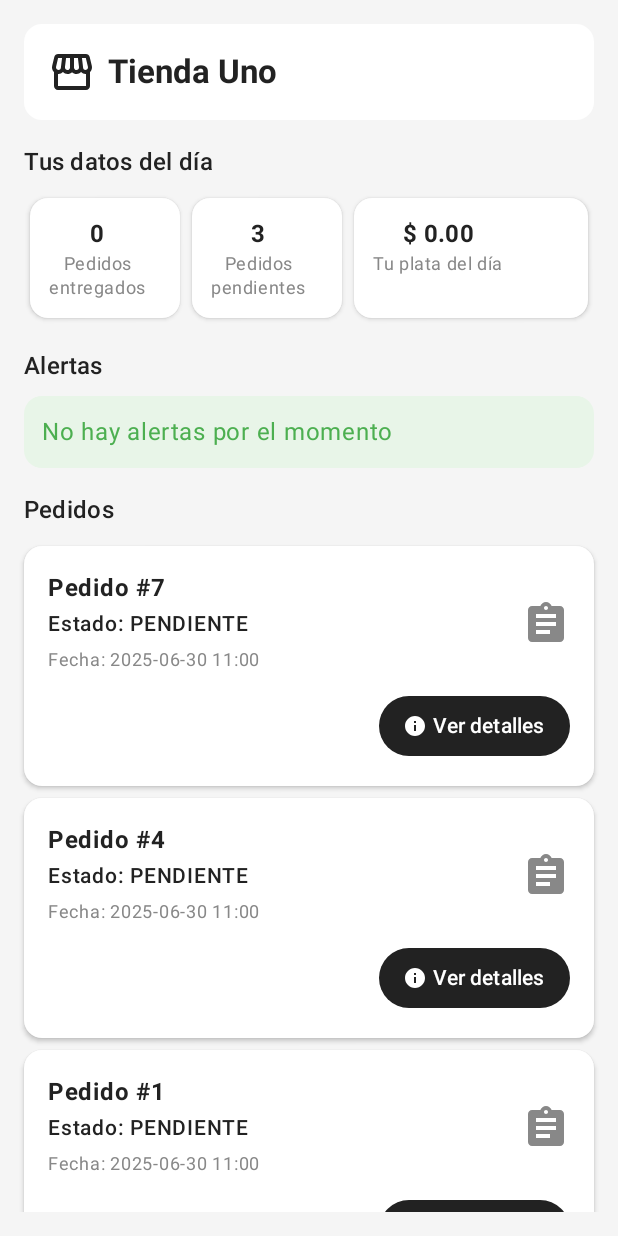
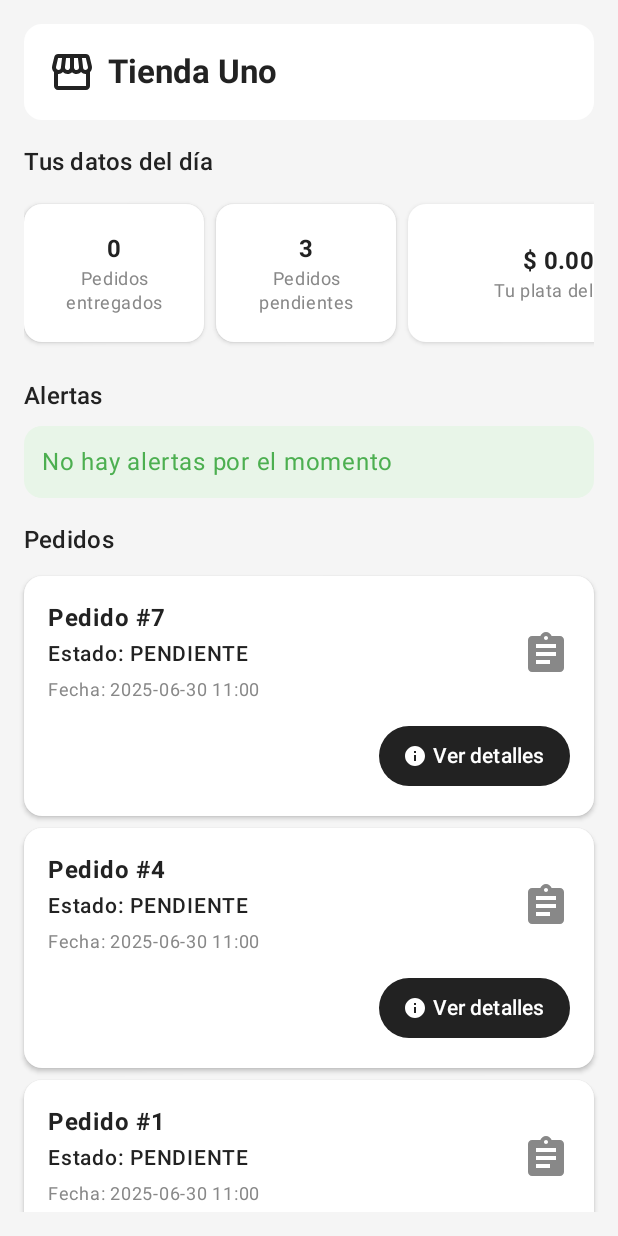
Before and after one commit to Yenreh/DeliveryPrototype, an Android app built with Jetpack Compose: the composable TenderoHomeScreen shown on its own in the app's theme, on a phone screen of 412 x 824 dp. Run offline under Robolectric (Android 15) with nearby library versions, the phone set to English and light mode, and no system bars; our stand-ins replace Room's generated code.

Commit message:
Refactor TenderoHomeScreen to use LazyRow for stats display and improve layout of StatsCard

```diff
--- a/app/src/main/java/com/example/deliveryprototype/ui/TenderoNav.kt
+++ b/app/src/main/java/com/example/deliveryprototype/ui/TenderoNav.kt
@@ -2,6 +2,7 @@ package com.example.deliveryprototype.ui
 
 import androidx.compose.foundation.layout.*
 import androidx.compose.foundation.lazy.LazyColumn
+import androidx.compose.foundation.lazy.LazyRow
 import androidx.compose.foundation.lazy.items
 import androidx.compose.material.icons.Icons
 import androidx.compose.material.icons.filled.Home
@@ -21,6 +22,7 @@ import com.example.deliveryprototype.ui.components.AppTopBar
 import androidx.compose.ui.unit.dp
 import androidx.compose.ui.platform.LocalContext
 import androidx.compose.ui.text.font.FontWeight
+import androidx.compose.ui.text.style.TextAlign
 import androidx.compose.ui.unit.min
 import com.example.deliveryprototype.data.AppRepository
 import com.example.deliveryprototype.model.PedidoEntity
@@ -204,25 +206,40 @@ fun TenderoHomeScreen(onPedidoDetalle: (Int) -> Unit = {}) {
         )
         Spacer(modifier = Modifier.height(8.dp))
 
-        Row(
-            modifier = Modifier.fillMaxWidth(),
-            horizontalArrangement = Arrangement.SpaceEvenly
+        LazyRow(
+            modifier = Modifier.fillMaxWidth().padding(vertical = 4.dp),
+            horizontalArrangement = Arrangement.spacedBy(8.dp)
         ) {
+            item {
                 StatsCard(
                     value = pedidosEntregados.toString(),
                     label = "Pedidos\nentregados",
-                modifier = Modifier.padding(4.dp).heightIn(min= 80.dp).width(100.dp)
+                    modifier = Modifier
+                        .width(120.dp)
+                        .height(100.dp)
+                        .padding(vertical = 4.dp)
                 )
+            }
+            item {
                 StatsCard(
                     value = pedidosPendientes.toString(),
                     label = "Pedidos\npendientes",
-                modifier = Modifier.padding(4.dp).heightIn(min= 80.dp).width(100.dp)
+                    modifier = Modifier
+                        .width(120.dp)
+                        .height(100.dp)
+                        .padding(vertical = 4.dp)
                 )
+            }
+            item {
                 StatsCard(
                     value = com.example.deliveryprototype.utils.FeeUtils.formatMoney(gananciasDelDia),
                     label = "Tu plata del día",
-                modifier = Modifier.weight(1f).padding(4.dp).heightIn(min= 80.dp)
+                    modifier = Modifier
+                        .width(200.dp)
+                        .height(100.dp)
+                        .padding(vertical = 4.dp)
                 )
+            }
         }
 
         Spacer(modifier = Modifier.height(16.dp))
@@ -312,27 +329,37 @@ fun StatsCard(
         colors = CardDefaults.cardColors(containerColor = Color.White),
         elevation = CardDefaults.cardElevation(2.dp)
     ) {
+        Box(
+            modifier = Modifier
+                .fillMaxSize()
+                .padding(12.dp),
+            contentAlignment = Alignment.Center
+        ) {
             Column(
-            modifier = Modifier.padding(12.dp),
-            horizontalAlignment =  Alignment.CenterHorizontally,
-            verticalArrangement = Arrangement.Center
+                horizontalAlignment = Alignment.CenterHorizontally,
+                verticalArrangement = Arrangement.Center,
+                modifier = Modifier.fillMaxWidth() // clave aquí también
             ) {
                 Text(
-                value,
+                    text = value,
                     style = MaterialTheme.typography.titleMedium,
                     fontWeight = FontWeight.Bold,
                     color = Primary,
-                textAlign = androidx.compose.ui.text.style.TextAlign.Center
+                    textAlign = TextAlign.Center,
+                    modifier = Modifier.fillMaxWidth()
                 )
                 Text(
-                label,
+                    text = label,
                     style = MaterialTheme.typography.bodySmall,
                     color = GrayText,
-                textAlign = androidx.compose.ui.text.style.TextAlign.Center
+                    textAlign = TextAlign.Center,
+                    modifier = Modifier.fillMaxWidth()
                 )
             }
         }
     }
+}
+
 
 @Composable
 fun TenderoTiendaScreen(onProductoAdd: () -> Unit = {}, onProductoEdit: (Int) -> Unit = {}) {
```
Lines whose indentation alone changed are shown as unchanged.
